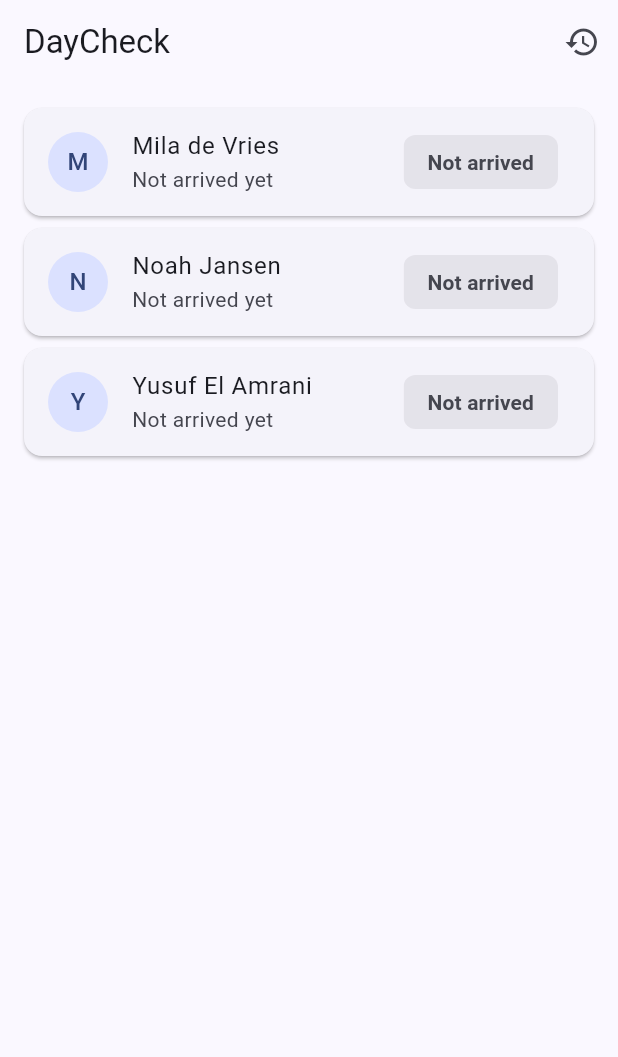
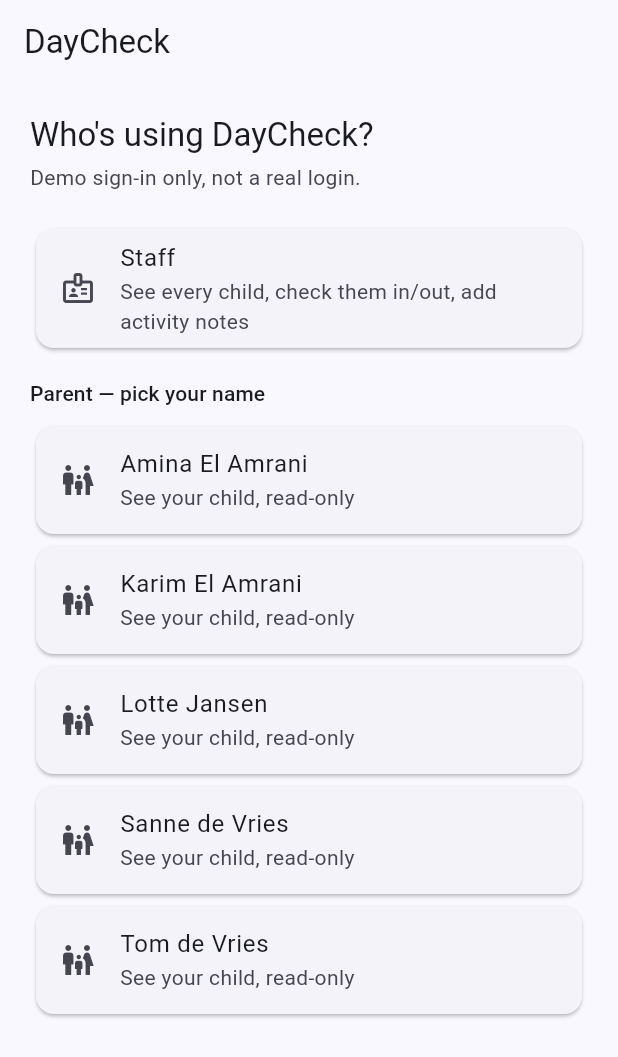
Before and after one commit to adam-bouafia/daycheck, a Flutter app: the screen it shows after launch, on a phone screen of 412 x 824 dp. Shown: the top 1057 px of the screen. Run offline on Flutter 3.47's test engine with Material 3 defaults, Android fonts, the phone set to English and light mode, and no system bars; our stand-ins replace flutter_riverpod, image_picker, shared_preferences.

Commit message:
feat: a Staff/Parent role split, as a demo sign-in
Models the real-world distinction (Bitcare ships this as two
separate apps, one per role) with a lightweight session instead of
a second app: a new features/session/ holds a Role and a
SessionViewModel, and a SignInScreen picks Staff or a specific
parent (from the guardians already on the roster).

Staff keep full access: every child, check-in/out, activity notes.
A parent is filtered to their own child(ren) and loses every
write action and the cross-family daily log - the roster and
detail screens read the session instead of assuming one role.

Admin (billing, staff scheduling) is a different concern again and
is explicitly not modelled.

```diff
--- a/lib/features/roster/presentation/child_detail_screen.dart
+++ b/lib/features/roster/presentation/child_detail_screen.dart
@@ -6,11 +6,14 @@ import 'package:daycheck/features/roster/data/day_status.dart';
 import 'package:daycheck/features/roster/presentation/roster_viewmodel.dart';
 import 'package:daycheck/features/roster/presentation/widgets/add_note_sheet.dart';
 import 'package:daycheck/features/roster/presentation/widgets/check_sheet.dart';
+import 'package:daycheck/features/session/data/role.dart';
+import 'package:daycheck/features/session/presentation/session_viewmodel.dart';
 import 'package:flutter/material.dart';
 import 'package:flutter_riverpod/flutter_riverpod.dart';
 
 /// One child's full day: status, check-in/out, and the activity feed
-/// (notes and photos) shared by staff.
+/// (notes and photos) shared by staff. Staff can check in/out and add
+/// notes; a parent gets the same feed read-only.
 class ChildDetailScreen extends ConsumerWidget {
   const ChildDetailScreen({super.key, required this.child});
 
@@ -19,6 +22,7 @@ class ChildDetailScreen extends ConsumerWidget {
   @override
   Widget build(BuildContext context, WidgetRef ref) {
     final state = ref.watch(rosterViewModelProvider);
+    final isStaff = ref.watch(sessionViewModelProvider).role == Role.staff;
     final status = state.statusOf(child.id);
     final events = state.eventsOf(child.id);
     final scheme = Theme.of(context).colorScheme;
@@ -65,6 +69,7 @@ class ChildDetailScreen extends ConsumerWidget {
               ),
             ],
           ),
+          if (isStaff) ...[
             const SizedBox(height: 16),
             Row(
               children: [
@@ -89,6 +94,7 @@ class ChildDetailScreen extends ConsumerWidget {
                 ),
               ],
             ),
+          ],
           const SizedBox(height: 20),
           Text(
             "Today's activity",
--- a/lib/features/roster/presentation/roster_screen.dart
+++ b/lib/features/roster/presentation/roster_screen.dart
@@ -3,6 +3,9 @@ import 'package:daycheck/features/roster/presentation/child_detail_screen.dart';
 import 'package:daycheck/features/roster/presentation/daily_log_screen.dart';
 import 'package:daycheck/features/roster/presentation/roster_viewmodel.dart';
 import 'package:daycheck/features/roster/presentation/widgets/child_tile.dart';
+import 'package:daycheck/features/session/data/role.dart';
+import 'package:daycheck/features/session/presentation/session_viewmodel.dart';
+import 'package:daycheck/features/session/presentation/sign_in_screen.dart';
 import 'package:flutter/material.dart';
 import 'package:flutter_riverpod/flutter_riverpod.dart';
 
@@ -12,10 +15,20 @@ class RosterScreen extends ConsumerWidget {
   @override
   Widget build(BuildContext context, WidgetRef ref) {
     final state = ref.watch(rosterViewModelProvider);
+    final session = ref.watch(sessionViewModelProvider);
+    final isStaff = session.role == Role.staff;
+    final visibleChildren = isStaff
+        ? state.children
+        : state.children
+              .where((c) => c.guardians.contains(session.guardianName))
+              .toList();
     return Scaffold(
       appBar: AppBar(
-        title: const Text('DayCheck'),
+        title: Text(
+          isStaff ? 'DayCheck · Staff' : 'DayCheck · ${session.guardianName}',
+        ),
         actions: [
+          if (isStaff)
             IconButton(
               tooltip: "Today's log",
               icon: const Icon(Icons.history),
@@ -24,14 +37,26 @@ class RosterScreen extends ConsumerWidget {
                 MaterialPageRoute(builder: (_) => const DailyLogScreen()),
               ),
             ),
+          IconButton(
+            tooltip: 'Sign out',
+            icon: const Icon(Icons.logout),
+            onPressed: () {
+              ref.read(sessionViewModelProvider.notifier).signOut();
+              Navigator.of(context).pushReplacement(
+                MaterialPageRoute(builder: (_) => const SignInScreen()),
+              );
+            },
+          ),
         ],
       ),
       body: state.children.isEmpty
           ? const Center(child: CircularProgressIndicator())
+          : visibleChildren.isEmpty
+          ? const Center(child: Text('No child found for this guardian.'))
           : ListView(
               padding: const EdgeInsets.all(12),
               children: [
-                for (final child in state.children)
+                for (final child in visibleChildren)
                   ChildTile(
                     child: child,
                     status: state.statusOf(child.id),
--- /dev/null
+++ b/lib/features/session/data/role.dart
@@ -0,0 +1,4 @@
+/// Who is using the app right now. Mirrors a real distinction in this
+/// domain (Bitcare ships this as two separate apps, one per role) rather
+/// than one app where anyone can do anything.
+enum Role { staff, parent }
--- /dev/null
+++ b/lib/features/session/presentation/session_viewmodel.dart
@@ -0,0 +1,34 @@
+import 'package:daycheck/features/session/data/role.dart';
+import 'package:flutter_riverpod/flutter_riverpod.dart';
+
+/// Who is signed in. This is a demo stand-in for real authentication: no
+/// password, no server, nothing persisted across app restarts. It exists
+/// to gate what the roster and child detail screens show and allow, the
+/// same way a real app would gate it after a real login.
+class SessionState {
+  const SessionState({this.role, this.guardianName});
+
+  /// Null until someone has signed in.
+  final Role? role;
+
+  /// Set only when [role] is [Role.parent]: which guardian is signed in,
+  /// so the roster can be filtered to their child or children.
+  final String? guardianName;
+
+  bool get signedIn => role != null;
+}
+
+class SessionViewModel extends Notifier<SessionState> {
+  @override
+  SessionState build() => const SessionState();
+
+  void signInAsStaff() => state = const SessionState(role: Role.staff);
+
+  void signInAsParent(String guardianName) =>
+      state = SessionState(role: Role.parent, guardianName: guardianName);
+
+  void signOut() => state = const SessionState();
+}
+
+final sessionViewModelProvider =
+    NotifierProvider<SessionViewModel, SessionState>(SessionViewModel.new);
--- /dev/null
+++ b/lib/features/session/presentation/sign_in_screen.dart
@@ -0,0 +1,74 @@
+import 'package:daycheck/features/roster/presentation/roster_screen.dart';
+import 'package:daycheck/features/roster/presentation/roster_viewmodel.dart';
+import 'package:daycheck/features/session/presentation/session_viewmodel.dart';
+import 'package:flutter/material.dart';
+import 'package:flutter_riverpod/flutter_riverpod.dart';
+
+/// A demo stand-in for real sign-in: pick a role, and if it's a parent,
+/// pick which guardian. A real app would do this with an actual login.
+class SignInScreen extends ConsumerWidget {
+  const SignInScreen({super.key});
+
+  void _enterRoster(BuildContext context) => Navigator.of(context)
+      .pushReplacement(MaterialPageRoute(builder: (_) => const RosterScreen()));
+
+  @override
+  Widget build(BuildContext context, WidgetRef ref) {
+    final children = ref.watch(rosterViewModelProvider).children;
+    final guardians = {for (final c in children) ...c.guardians}.toList()
+      ..sort();
+    return Scaffold(
+      appBar: AppBar(title: const Text('DayCheck')),
+      body: ListView(
+        padding: const EdgeInsets.all(20),
+        children: [
+          Text(
+            "Who's using DayCheck?",
+            style: Theme.of(context).textTheme.titleLarge,
+          ),
+          const SizedBox(height: 4),
+          Text(
+            'Demo sign-in only, not a real login.',
+            style: TextStyle(
+              color: Theme.of(context).colorScheme.onSurfaceVariant,
+            ),
+          ),
+          const SizedBox(height: 20),
+          Card(
+            child: ListTile(
+              leading: const Icon(Icons.badge_outlined),
+              title: const Text('Staff'),
+              subtitle: const Text(
+                'See every child, check them in/out, add activity notes',
+              ),
+              onTap: () {
+                ref.read(sessionViewModelProvider.notifier).signInAsStaff();
+                _enterRoster(context);
+              },
+            ),
+          ),
+          const SizedBox(height: 16),
+          Text(
+            'Parent — pick your name',
+            style: Theme.of(context).textTheme.titleSmall,
+          ),
+          const SizedBox(height: 8),
+          for (final guardian in guardians)
+            Card(
+              child: ListTile(
+                leading: const Icon(Icons.family_restroom_outlined),
+                title: Text(guardian),
+                subtitle: const Text('See your child, read-only'),
+                onTap: () {
+                  ref
+                      .read(sessionViewModelProvider.notifier)
+                      .signInAsParent(guardian);
+                  _enterRoster(context);
+                },
+              ),
+            ),
+        ],
+      ),
+    );
+  }
+}
--- a/lib/main.dart
+++ b/lib/main.dart
@@ -1,5 +1,5 @@
 import 'package:daycheck/core/theme/app_theme.dart';
-import 'package:daycheck/features/roster/presentation/roster_screen.dart';
+import 'package:daycheck/features/session/presentation/sign_in_screen.dart';
 import 'package:flutter/material.dart';
 import 'package:flutter_riverpod/flutter_riverpod.dart';
 
@@ -17,7 +17,7 @@ class MyApp extends StatelessWidget {
       debugShowCheckedModeBanner: false,
       theme: appTheme,
       darkTheme: appDarkTheme,
-      home: const RosterScreen(),
+      home: const SignInScreen(),
     );
   }
 }
```
Also changed, not shown: 5 other files. Lines whose indentation alone changed are shown as unchanged.
